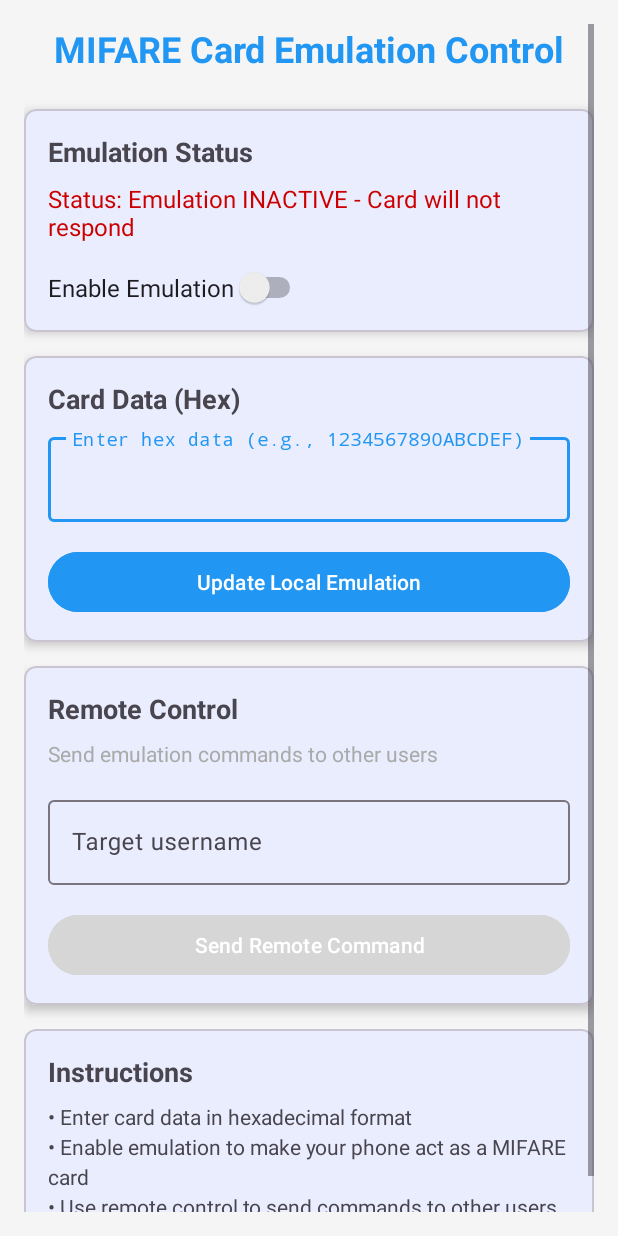
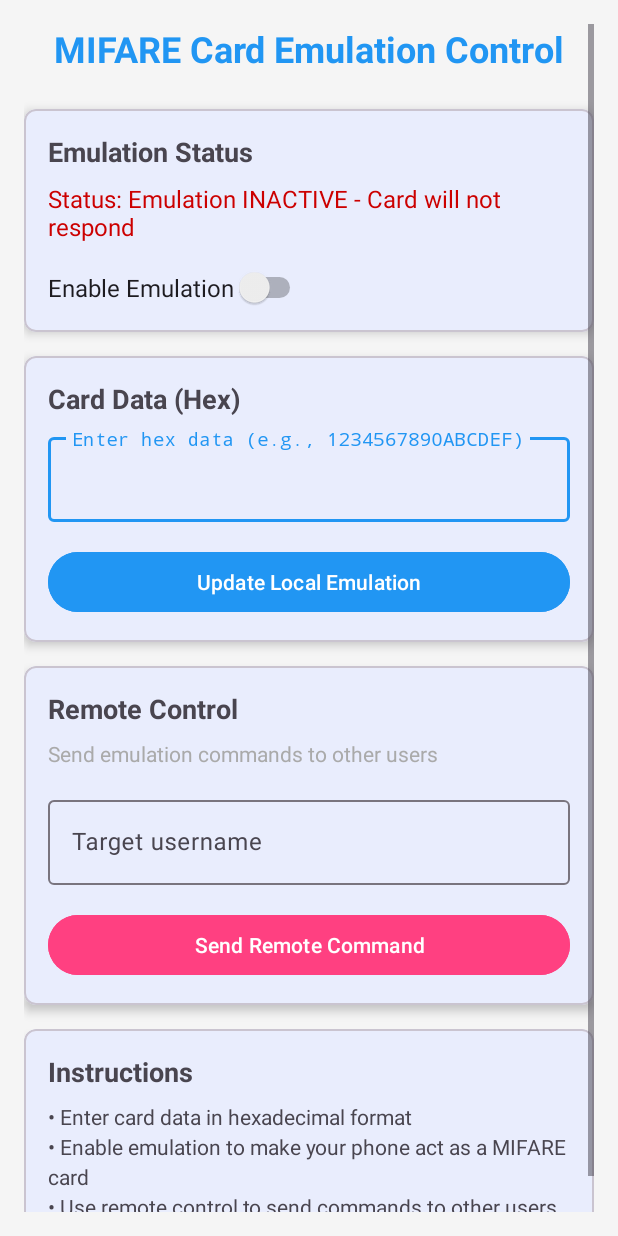
Before and after one commit to Levit513/RF-Access, an Android app: the EmulationControlActivity screen opened directly, with no data from a screen before it, on a phone screen of 412 x 824 dp. Run offline under Robolectric (Android 15) with nearby library versions, the phone set to English and light mode, and no system bars; our stand-ins replace Volley.

Commit message:
Fix missing secondary color resource - Added secondary color (#FF4081) to colors.xml to resolve build failure

```diff
--- a/rf-access-app/app/src/main/res/values/colors.xml
+++ b/rf-access-app/app/src/main/res/values/colors.xml
@@ -24,4 +24,7 @@
     <color name="colorPrimary">#2196F3</color>
     <color name="colorPrimaryDark">#1976D2</color>
     <color name="colorAccent">#FF4081</color>
+
+    <!-- Secondary Color -->
+    <color name="secondary">#FF4081</color>
 </resources>
```
